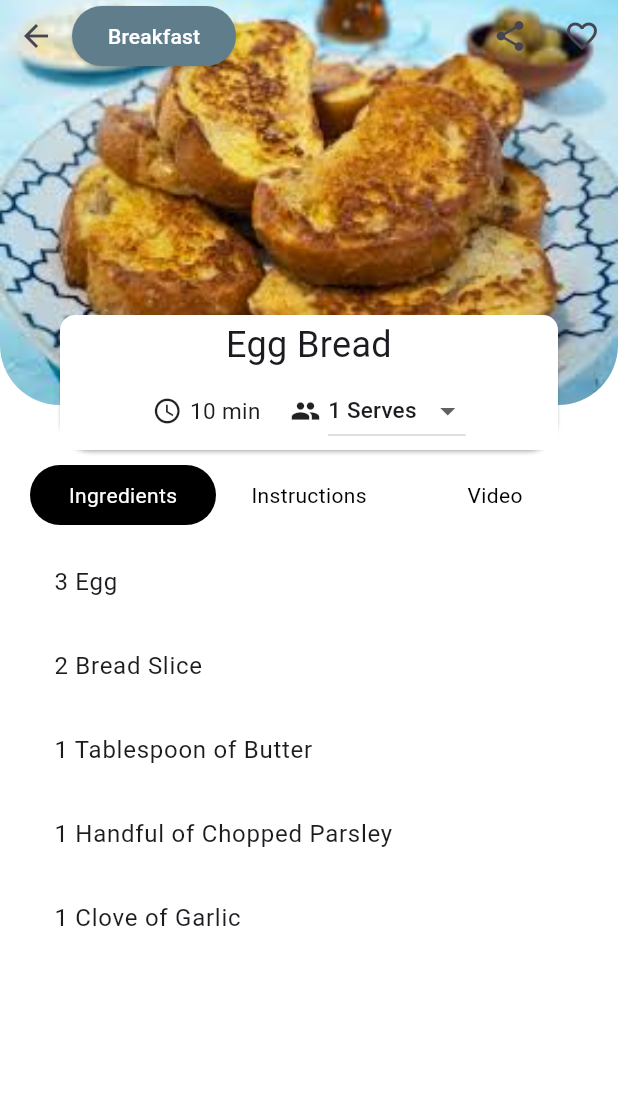
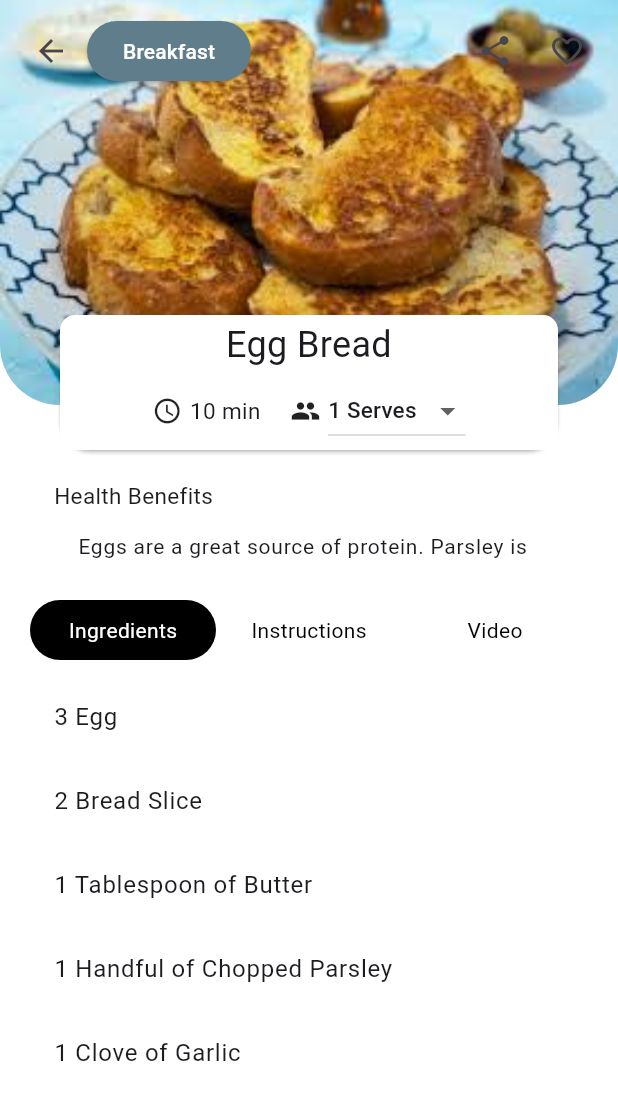
Before and after one commit to muhammedeavsar/test_app, a Flutter app: the screen it shows after launch, on a phone screen of 412 x 824 dp. Shown: the top 1100 px of the screen. Run offline on Flutter 3.47's test engine with Material 3 defaults, Android fonts, the phone set to English and light mode, and no system bars; our stand-ins replace youtube_player_flutter.

Commit message:
22_05_dev

```diff
--- a/analysis_options.yaml
+++ b/analysis_options.yaml
@@ -7,7 +7,11 @@
 
 # The following line activates a set of recommended lints for Flutter apps,
 # packages, and plugins designed to encourage good coding practices.
-include: package:flutter_lints/flutter.yaml
+include: package:lint/analysis_options.yaml
+
+formatter:
+  line-length: 150
+
 
 linter:
   # The lint rules applied to this project can be customized in the
--- a/lib/main.dart
+++ b/lib/main.dart
@@ -22,11 +22,16 @@ void main() {
           'Melt the butter in a skillet and fry the bread slices.',
           'Put the toasted bread slices on a serving plate.',
           'Sprinkle with chopped parsley and grated garlic and serve.',
-
         ],
         videoUrls: [
-        'How to Make Egg Bread for Breakfast?'
-        'Tips and Tricks The sliced bread should be neither too thin nor too thick. If you slice the bread too thickly, it may become doughy inside. If the oil is well heated, the bread will absorb less oil.',
+          'https://www.youtube.com/watch?v=u5pR11WjXt8',
+        ],
+        videoAbout: [
+          'How to Make Egg Bread for Breakfast?',
+          'Tips and Tricks: The sliced bread should be neither too thin nor too thick. If you slice the bread too thickly, it may become doughy inside. If the oil is well heated, the bread will absorb less oil.',
+        ],
+        healthBenefits: [
+          'Eggs are a great source of protein. Parsley is rich in vitamins A, C, and K. Garlic can boost the immune system.',
         ],
       ),
     ),
@@ -47,6 +52,8 @@ class Recipe {
   final List<Ingredient> ingredients;
   final List<String> recipeSteps;
   final List<String> videoUrls;
+  final List<String> videoAbout;
+  final List<String> healthBenefits;
 
 
   Recipe({
@@ -56,6 +63,8 @@ class Recipe {
     required this.ingredients,
     required this.recipeSteps,
     required this.videoUrls,
+    required this.videoAbout,
+    required this.healthBenefits,
   });
 }
 
@@ -79,11 +88,8 @@ class _IngredientsPageState extends State<IngredientsPage> {
   Widget build(BuildContext context) {
     double screenWidth = MediaQuery.of(context).size.width;
     double containerWidth = (screenWidth - (4 * 10)) / 3;
-    double deviceHeight = MediaQuery.of(context).size.height;
 
-    return MaterialApp(
-      debugShowCheckedModeBanner: false,
-      home: SafeArea(
+    return SafeArea(
       child: Scaffold(
         backgroundColor: Colors.white70,
         body: Stack(
@@ -120,6 +126,7 @@ class _IngredientsPageState extends State<IngredientsPage> {
                         right: 10.0,
                         bottom: 0.0,
                         child: Container(
+                          height: 90,
                           child: Padding(
                             padding: const EdgeInsets.fromLTRB(20, 0, 20, 0),
                             child: Column(
@@ -200,7 +207,11 @@ class _IngredientsPageState extends State<IngredientsPage> {
                           ),
                         ),
                       ),
-                        Row(
+                      Positioned(
+                        top: 10.0,
+                        left: 10.0,
+                        right: 10.0,
+                        child: Row(
                           children: [
                             IconButton(
                               icon: Icon(Icons.arrow_back),
@@ -209,7 +220,7 @@ class _IngredientsPageState extends State<IngredientsPage> {
                             ElevatedButton(
                               onPressed: () {},
                               style: ElevatedButton.styleFrom(
-                                primary: Colors.blueGrey,
+                                backgroundColor: Colors.blueGrey,
                               ),
                               child: Text(
                                 'Breakfast',
@@ -235,11 +246,83 @@ class _IngredientsPageState extends State<IngredientsPage> {
                             )
                           ],
                         ),
+                      ),
                     ],
                   ),
                 ),
                 SizedBox(height: 10),
+                Container(
+                  width: 400,
+                  height: 90,
+                  child: Column(
+                    children: [
                       Expanded(
+                        child: Stack(
+                          children: [
+                            Positioned(
+                              top: 0,
+                              left: 20,
+                              right: 20,
+                              child: Container(
+                                width: 400,
+                                height: 38,
+                                padding: const EdgeInsets.symmetric(vertical: 10.0, horizontal: 10.0),
+                                decoration: BoxDecoration(
+                                  color: Colors.white,
+                                  borderRadius: BorderRadius.only(
+                                    topLeft: Radius.circular(30.0),
+                                    topRight: Radius.circular(30.0),
+                                  ),
+                                ),
+                                child: Text(
+                                  'Health Benefits',
+                                  style: TextStyle(fontSize: 15.0),
+                                ),
+                              ),
+                            ),
+                            Positioned(
+                              top: 26,
+                              left: 20,
+                              right: 20,
+                              bottom: 10,
+                              child: Container(
+                                padding: const EdgeInsets.symmetric(vertical: 10.0, horizontal: 10.0),
+                                decoration: BoxDecoration(
+                                  color: Colors.white,
+                                  borderRadius: BorderRadius.only(
+                                    bottomLeft: Radius.circular(30.0),
+                                    bottomRight: Radius.circular(30.0),
+                                  ),
+                                ),
+                                child: SingleChildScrollView(
+                                  child: Column(
+                                    crossAxisAlignment: CrossAxisAlignment.start,
+                                    children: [
+                                      Column(
+                                        children: List.generate(
+                                          widget.recipe.healthBenefits.length,
+                                              (index) => ListTile(
+                                            title: Text(
+                                              widget.recipe.healthBenefits[index],
+                                              style: TextStyle(
+                                                fontSize: 14,
+                                              ),
+                                            ),
+                                          ),
+                                        ),
+                                      ),
+                                    ],
+                                  ),
+                                ),
+                              ),
+                            ),
+                          ],
+                        ),
+                      ),
+                    ],
+                  ),
+                ),
+                Container(
                   child: Padding(
                     padding: EdgeInsets.fromLTRB(20, 0, 20, 0),
                     child: Column(
@@ -256,7 +339,7 @@ class _IngredientsPageState extends State<IngredientsPage> {
                               InkWell(
                                 onTap: () {
                                   setState(() {
-                                      _pageController.animateToPage(0, duration: Duration(milliseconds: 500), curve: Curves.ease);
+                                    _pageController.jumpToPage(0);
                                   });
                                 },
                                 child: Container(
@@ -277,7 +360,7 @@ class _IngredientsPageState extends State<IngredientsPage> {
                               InkWell(
                                 onTap: () {
                                   setState(() {
-                                      _pageController.animateToPage(1, duration: Duration(milliseconds: 500), curve: Curves.ease);
+                                    _pageController.jumpToPage(1);
                                   });
                                 },
                                 child: Container(
@@ -298,7 +381,7 @@ class _IngredientsPageState extends State<IngredientsPage> {
                               InkWell(
                                 onTap: () {
                                   setState(() {
-                                      _pageController.animateToPage(2, duration: Duration(milliseconds: 500), curve: Curves.ease);
+                                    _pageController.jumpToPage(2);
                                   });
                                 },
                                 child: Container(
@@ -319,8 +402,14 @@ class _IngredientsPageState extends State<IngredientsPage> {
                             ],
                           ),
                         ),
-                          SizedBox(height: 10),
+                      ],
+                    ),
+                  ),
+                ),
+                SizedBox(height: 10,),
                 Expanded(
+                  child: Padding(
+                    padding: EdgeInsets.fromLTRB(20, 0, 20, 0),
                     child: PageView(
                       controller: _pageController,
                       onPageChanged: (index) {
@@ -393,7 +482,7 @@ class _IngredientsPageState extends State<IngredientsPage> {
                                 YoutubePlayer(
                                   controller: YoutubePlayerController(
                                     initialVideoId: YoutubePlayer.convertUrlToId(
-                                              'https://www.youtube.com/watch?v=u5pR11WjXt8',
+                                      widget.recipe.videoUrls.isNotEmpty ? widget.recipe.videoUrls[0] : '',
                                     )!,
                                     flags: YoutubePlayerFlags(
                                       autoPlay: false,
@@ -413,21 +502,19 @@ class _IngredientsPageState extends State<IngredientsPage> {
                                     print('Video has ended.');
                                   },
                                 ),
-                                        ListView.builder(
-                                          shrinkWrap: true,
-                                          physics: NeverScrollableScrollPhysics(),
-                                          itemCount: widget.recipe.videoUrls.length,
-                                          itemBuilder: (context, index) {
-                                            return ListTile(
-                                              title: Text(widget.recipe.videoUrls[index]),
-                                            );
-                                          },
+                                Padding(
+                                  padding: const EdgeInsets.all(8.0),
+                                  child: Column(
+                                       children: List.generate(
+                                      widget.recipe.videoAbout.length,
+                                          (index) => ListTile(
+                                        title: Text(widget.recipe.videoAbout[index]),
                                       ),
-                                      ],
                                     ),
                                   ),
                                 ),
                               ],
+                            ),
                           ),
                         ),
                       ],
@@ -439,7 +526,6 @@ class _IngredientsPageState extends State<IngredientsPage> {
           ],
         ),
       ),
-      ),
     );
   }
 }
```
Also changed, not shown: 1 other file. Lines whose indentation alone changed are shown as unchanged.
